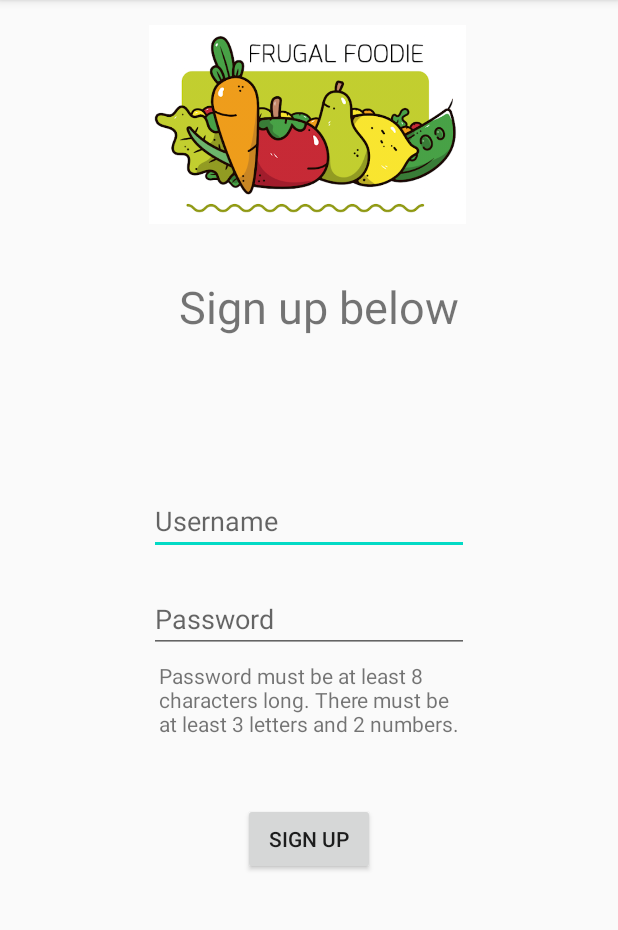
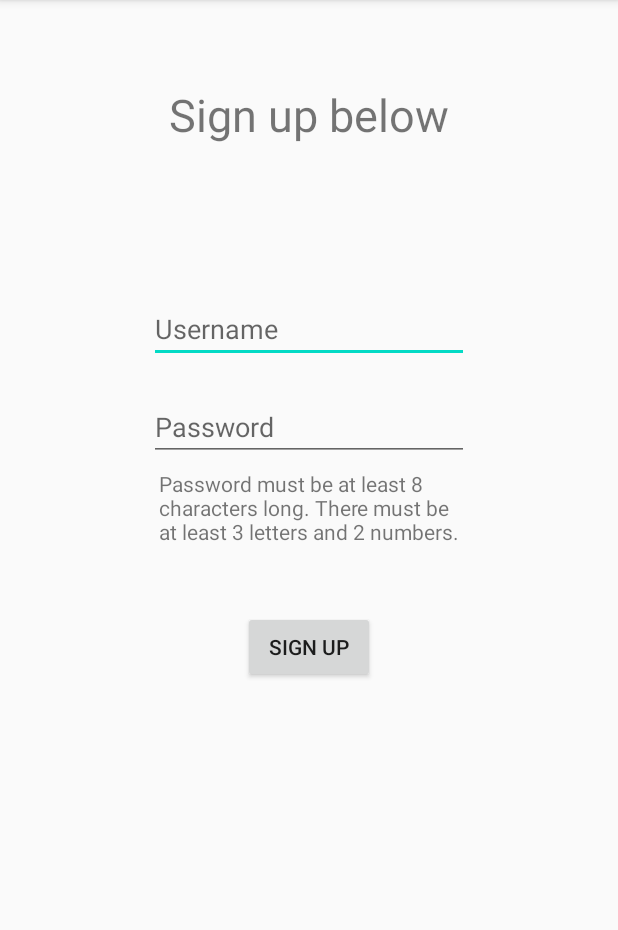
Before and after one commit to charliekid/FrugalFoodie, an Android app: the CreateAccount screen opened directly, with no data from a screen before it, on a phone screen of 412 x 824 dp, the part 84-1014 px from its top. Run offline under Robolectric (Android 15) with nearby library versions, the phone set to English and light mode, and no system bars; our stand-ins replace Room's generated code.

Commit message:
deleted logo from create account - Debbie

```diff
--- a/app/src/main/res/layout/activity_create_account.xml
+++ b/app/src/main/res/layout/activity_create_account.xml
@@ -6,27 +6,14 @@
     android:layout_height="match_parent"
     tools:context=".CreateAccount">
 
-    <ImageView
-        android:id="@+id/imageView"
-        android:layout_width="211dp"
-        android:layout_height="154dp"
-        app:layout_constraintBottom_toBottomOf="parent"
-        app:layout_constraintEnd_toEndOf="parent"
-        app:layout_constraintHorizontal_bias="0.495"
-        app:layout_constraintStart_toStartOf="parent"
-        app:layout_constraintTop_toTopOf="parent"
-        app:layout_constraintVertical_bias="0.01"
-        app:srcCompat="@drawable/frugalfoodie" />
-
     <TextView
         android:id="@+id/createAccountInstructions"
         android:layout_width="wrap_content"
         android:layout_height="wrap_content"
-        android:layout_marginTop="184dp"
+        android:layout_marginTop="56dp"
         android:text="@string/create_account_banner"
         android:textSize="30sp"
         app:layout_constraintEnd_toEndOf="parent"
-        app:layout_constraintHorizontal_bias="0.531"
         app:layout_constraintStart_toStartOf="parent"
         app:layout_constraintTop_toTopOf="parent" />
 
```
